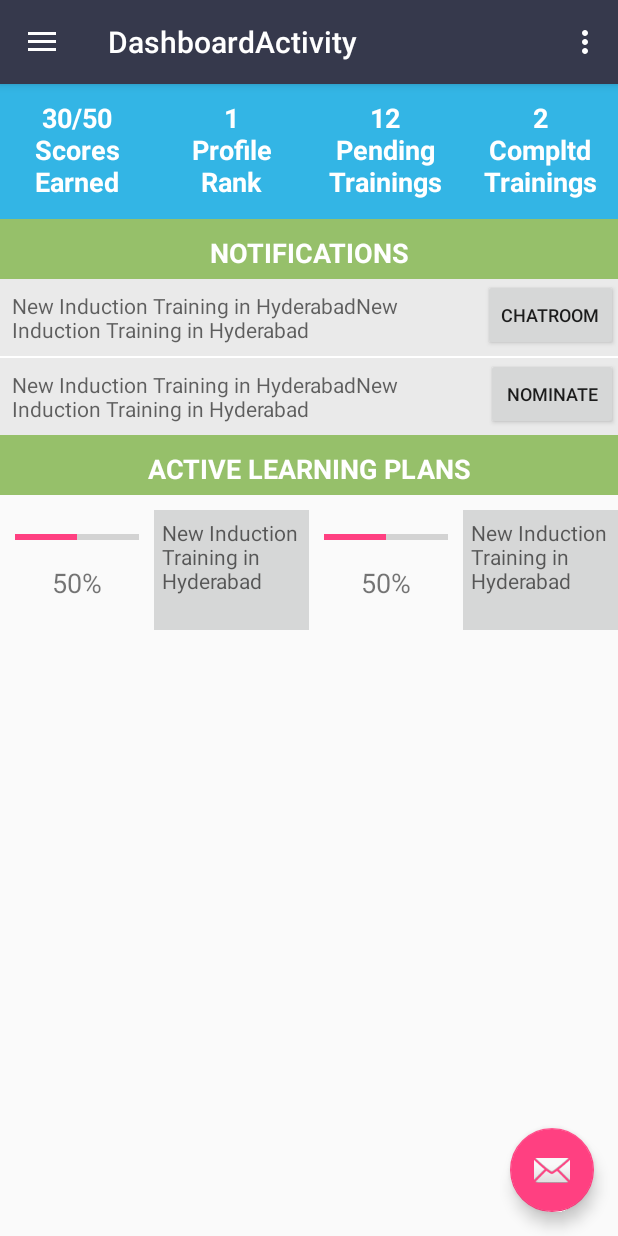
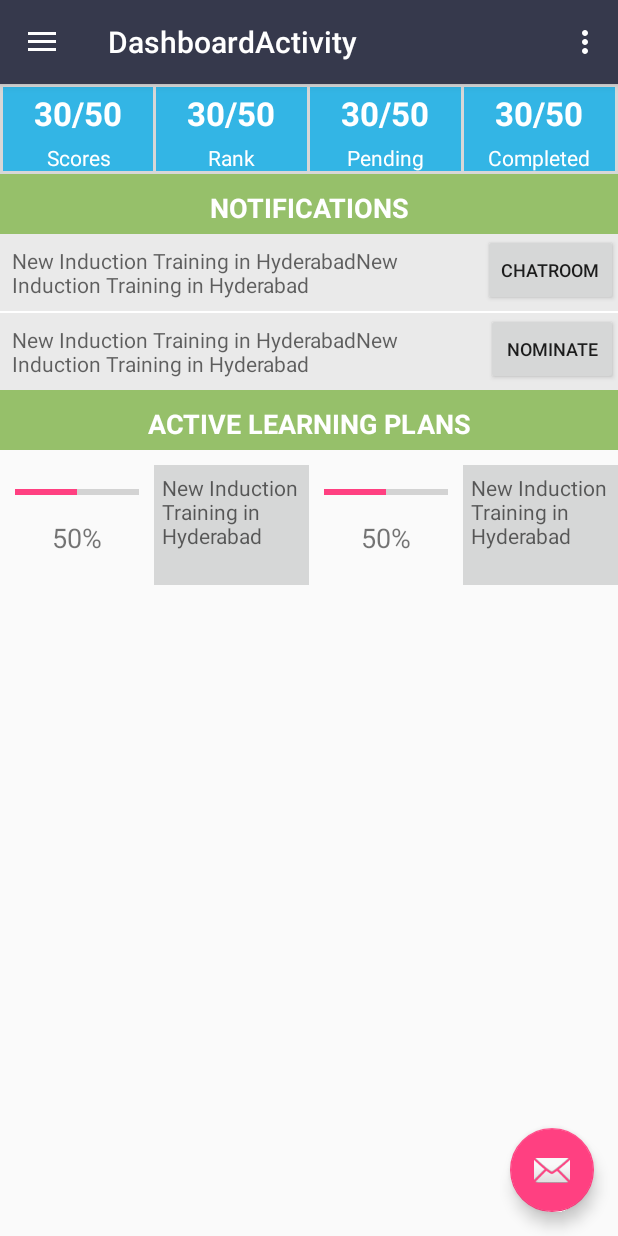
Before and after one commit to munishsethi777/ezae_droid, an Android app: the DashboardActivity screen opened directly, with no data from a screen before it, on a phone screen of 412 x 824 dp. Run offline under Robolectric (Android 15) with nearby library versions, the phone set to English and light mode, and no system bars.

Commit message:
content_dashboard

```diff
--- a/app/src/main/res/layout/content_dashboard.xml
+++ b/app/src/main/res/layout/content_dashboard.xml
@@ -11,69 +11,128 @@
     <LinearLayout
         android:id="@+id/linearLayout1"
         android:layout_width="0dp"
-        android:layout_height="90dp"
+        android:layout_height="60dp"
         app:layout_constraintLeft_toLeftOf="parent"
         app:layout_constraintTop_toTopOf="parent"
-        app:layout_constraintRight_toRightOf="parent">
-
-        <TextView
-            android:id="@+id/textView_score"
+        app:layout_constraintRight_toRightOf="parent"
+        android:background="@color/Grey">
+        <LinearLayout
             android:layout_width="0dp"
             android:layout_height="match_parent"
             android:background="@android:color/holo_blue_light"
-            android:padding="10dp"
-
-            android:text="30/50\nScores Earned"
-            android:textAlignment="center"
-            android:textColor="@android:color/background_light"
-            android:textSize="18sp"
-            android:textStyle="bold"
+            android:orientation="vertical"
             android:layout_weight="1"
-            app:layout_constraintTop_toTopOf="parent"
-            app:layout_constraintLeft_toLeftOf="parent"
-            app:layout_constraintRight_toLeftOf="@+id/textView_profile_rank"/>
-        <TextView
-            android:id="@+id/textView_profile_rank"
+            android:layout_marginLeft="2dp"
+            android:layout_marginTop="2dp"
+            android:layout_marginRight="2dp"
+            android:layout_marginBottom="2dp">
+            <TextView
+                android:id="@+id/textView_score"
+                android:layout_width="match_parent"
+                android:layout_height="0dp"
+                android:layout_weight="2"
+                android:padding="5dp"
+                android:text="30/50"
+                android:gravity="bottom"
+                android:textAlignment="center"
+                android:textColor="@color/White"
+                android:textSize="22sp"
+                android:textStyle="bold"/>
+            <TextView
+                android:layout_width="match_parent"
+                android:layout_height="0dp"
+                android:layout_weight="1"
+                android:textColor="@color/White"
+                android:textAlignment="center"
+                android:text="Scores"/>
+        </LinearLayout>
+        <LinearLayout
             android:layout_width="0dp"
             android:layout_height="match_parent"
             android:background="@android:color/holo_blue_light"
-            android:padding="10dp"
-            android:text="1\nProfile Rank"
-            android:textAlignment="center"
-            android:textColor="@android:color/background_light"
-            android:textSize="18sp"
-            android:textStyle="bold"
+            android:orientation="vertical"
             android:layout_weight="1"
-            app:layout_constraintTop_toTopOf="parent"
-            app:layout_constraintRight_toLeftOf="@+id/textView_pending_trainings" />
-        <TextView
-            android:id="@+id/textView_pending_trainings"
+            android:layout_marginTop="2dp"
+            android:layout_marginRight="2dp"
+            android:layout_marginBottom="2dp">
+            <TextView
+                android:id="@+id/textView_profile_rank"
+                android:layout_width="match_parent"
+                android:layout_height="0dp"
+                android:layout_weight="2"
+                android:padding="5dp"
+                android:text="30/50"
+                android:gravity="bottom"
+                android:textAlignment="center"
+                android:textColor="@color/White"
+                android:textSize="22sp"
+                android:textStyle="bold"/>
+            <TextView
+                android:layout_width="match_parent"
+                android:layout_height="0dp"
+                android:layout_weight="1"
+                android:textColor="@color/White"
+                android:textAlignment="center"
+                android:text="Rank"/>
+        </LinearLayout>
+        <LinearLayout
             android:layout_width="0dp"
             android:layout_height="match_parent"
             android:background="@android:color/holo_blue_light"
-            android:padding="10dp"
-            android:text="12\nPending Trainings"
-            android:textAlignment="center"
-            android:textColor="@android:color/background_light"
-            android:textSize="18sp"
-            android:textStyle="bold"
+            android:orientation="vertical"
             android:layout_weight="1"
-            app:layout_constraintTop_toTopOf="parent"
-            app:layout_constraintRight_toLeftOf="@+id/textView_completed_trainings" />
-        <TextView
-            android:id="@+id/textView_completed_trainings"
+            android:layout_marginTop="2dp"
+            android:layout_marginRight="2dp"
+            android:layout_marginBottom="2dp">
+            <TextView
+                android:id="@+id/textView_pending_trainings"
+                android:layout_width="match_parent"
+                android:layout_height="0dp"
+                android:layout_weight="2"
+                android:padding="5dp"
+                android:text="30/50"
+                android:gravity="bottom"
+                android:textAlignment="center"
+                android:textColor="@color/White"
+                android:textSize="22sp"
+                android:textStyle="bold"/>
+            <TextView
+                android:layout_width="match_parent"
+                android:layout_height="0dp"
+                android:layout_weight="1"
+                android:textColor="@color/White"
+                android:textAlignment="center"
+                android:text="Pending"/>
+        </LinearLayout>
+        <LinearLayout
             android:layout_width="0dp"
             android:layout_height="match_parent"
             android:background="@android:color/holo_blue_light"
-            android:padding="10dp"
-            android:text="2\nCompltd Trainings"
-            android:textAlignment="center"
-            android:textColor="@android:color/background_light"
-            android:textSize="18sp"
-            android:textStyle="bold"
+            android:orientation="vertical"
             android:layout_weight="1"
-            app:layout_constraintTop_toTopOf="parent"
-            app:layout_constraintRight_toRightOf="parent" />
+            android:layout_marginTop="2dp"
+            android:layout_marginRight="2dp"
+            android:layout_marginBottom="2dp">
+            <TextView
+                android:id="@+id/textView_completed_trainings"
+                android:layout_width="match_parent"
+                android:layout_height="0dp"
+                android:layout_weight="2"
+                android:padding="5dp"
+                android:text="30/50"
+                android:gravity="bottom"
+                android:textAlignment="center"
+                android:textColor="@color/White"
+                android:textSize="22sp"
+                android:textStyle="bold"/>
+            <TextView
+                android:layout_width="match_parent"
+                android:layout_height="0dp"
+                android:layout_weight="1"
+                android:textColor="@color/White"
+                android:textAlignment="center"
+                android:text="Completed"/>
+        </LinearLayout>
     </LinearLayout>
 
     <LinearLayout
```
